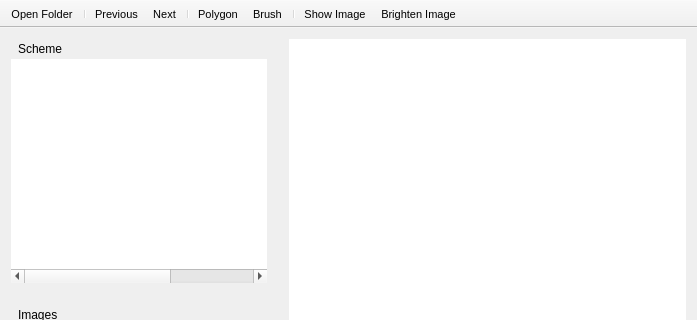
Old version of the form ui/MainWindow.ui in the repository xt00s/ImageSegmenter; both pictures show x 0 to 697 and y 0 to 320 of the 697 by 581 pixel window.
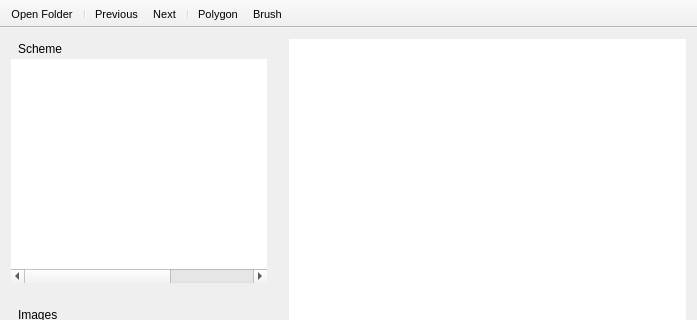
New version of the form. Icons and pictures are not drawn. Custom widgets are drawn as their Qt base class.

Commit message: add image opacity slider

```diff
--- a/ui/MainWindow.ui
+++ b/ui/MainWindow.ui
@@ -269,9 +269,6 @@
    <addaction name="separator"/>
    <addaction name="actionPolygon"/>
    <addaction name="actionBrush"/>
-   <addaction name="separator"/>
-   <addaction name="actionShowImage"/>
-   <addaction name="actionBrightenImage"/>
   </widget>
   <widget class="QStatusBar" name="statusBar">
    <property name="minimumSize">
@@ -386,7 +383,7 @@
      <normaloff>:/image/icons/bright_light_bulb.svg</normaloff>:/image/icons/bright_light_bulb.svg</iconset>
    </property>
    <property name="text">
-    <string>Brighten Image</string>
+    <string>Grayscale Image</string>
    </property>
    <property name="toolTip">
     <string>Brighten Image</string>
```
Left out of the diff: 6 changed lines with no effect on the pictures. The commit also changes 12 other files.
